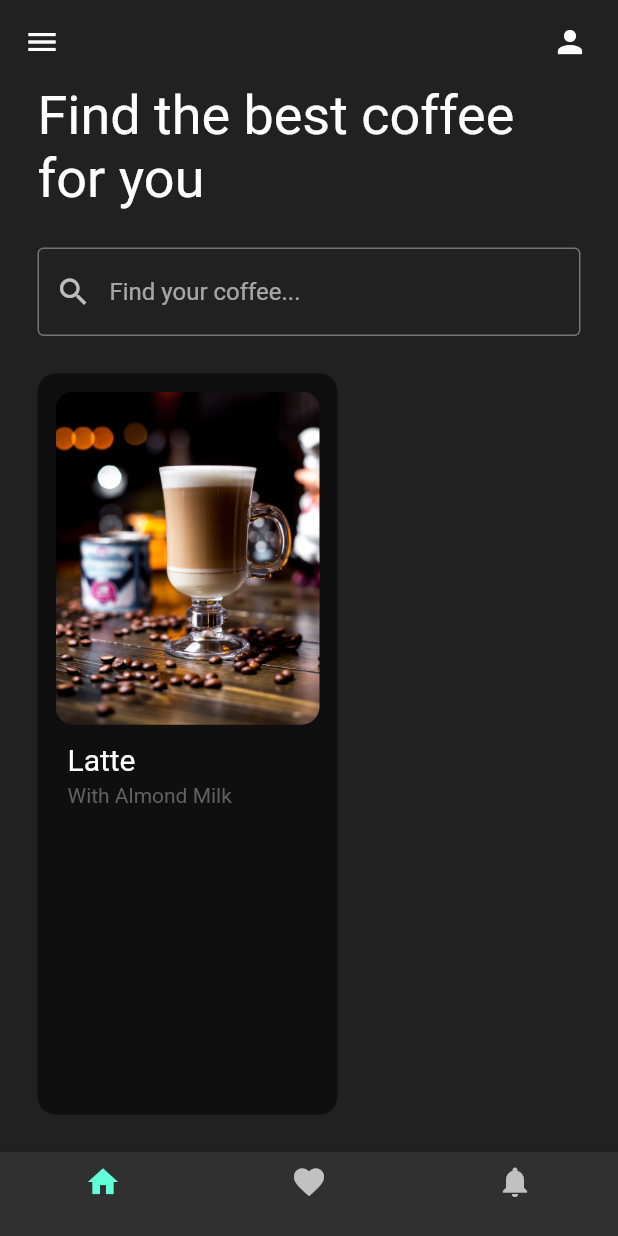
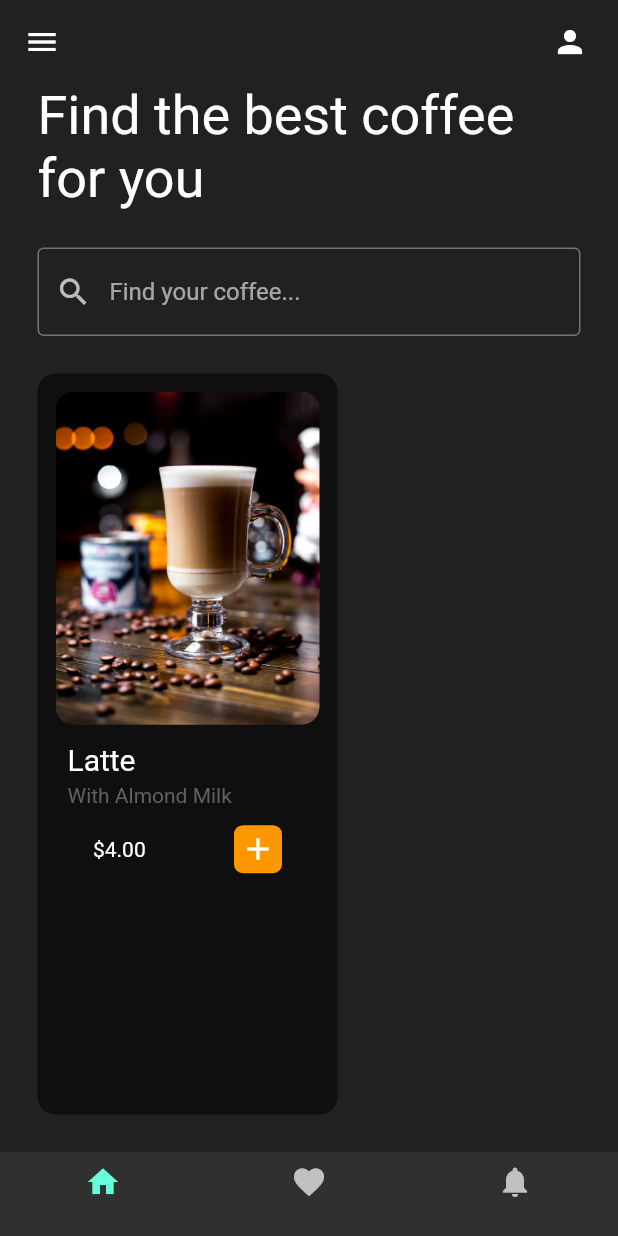
Before and after one commit to Mohamed-Aziz-Mhadhbi/CoffeeShop, a Flutter app: the screen it shows after launch, on a phone screen of 412 x 824 dp. Run offline on Flutter 3.47's test engine with Material 2 defaults, Android fonts, the phone set to English and light mode, and no system bars.

Commit message:
working on structure of coffee tile

```diff
--- a/lib/util/coffee_tile.dart
+++ b/lib/util/coffee_tile.dart
@@ -1,4 +1,4 @@
-// ignore_for_file: prefer_const_constructors
+// ignore_for_file: prefer_const_constructors, avoid_unnecessary_containers
 
 import 'package:flutter/material.dart';
 
@@ -45,7 +45,26 @@
                   ),
                 ],
               ),
-            )
+            ),
+
+            // price
+            Padding(
+              padding: const EdgeInsets.symmetric(horizontal: 25.0),
+              child: Row(
+                mainAxisAlignment: MainAxisAlignment.spaceBetween,
+                // ignore: prefer_const_literals_to_create_immutables
+                children: [
+                  Text('\$4.00'),
+                  Container(
+                      padding: EdgeInsets.all(4),
+                      decoration: BoxDecoration(
+                        color: Colors.orange,
+                        borderRadius: BorderRadius.circular(6),
+                      ),
+                      child: Icon(Icons.add)),
+                ],
+              ),
+            ),
           ],
         ),
       ),
```
